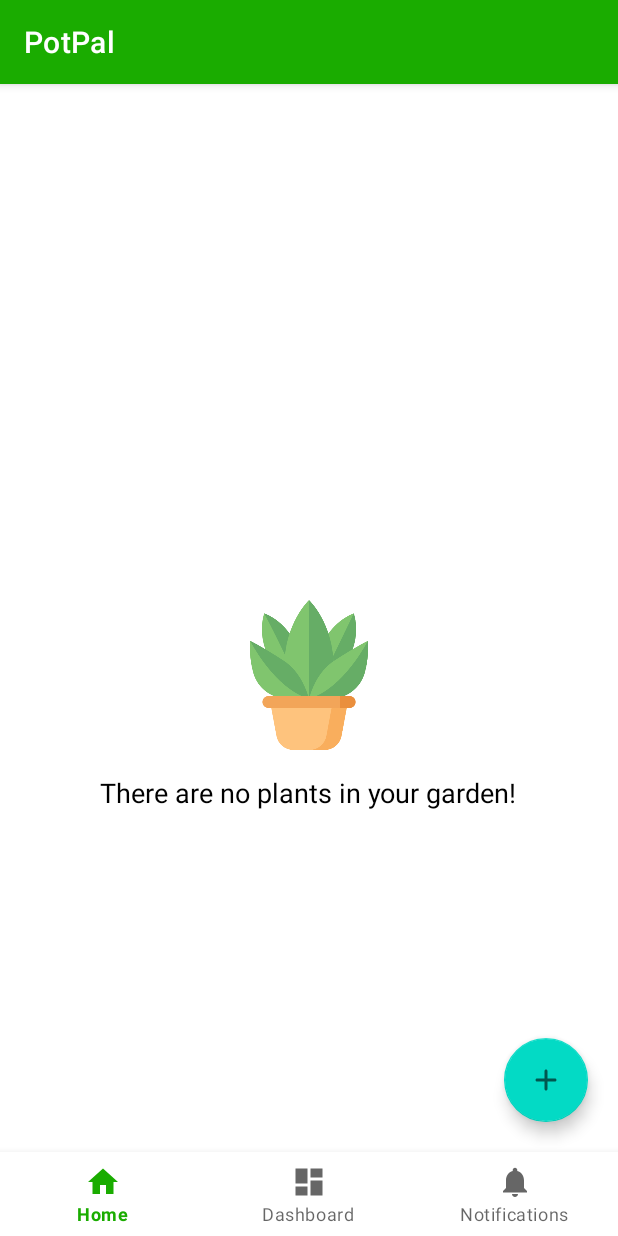
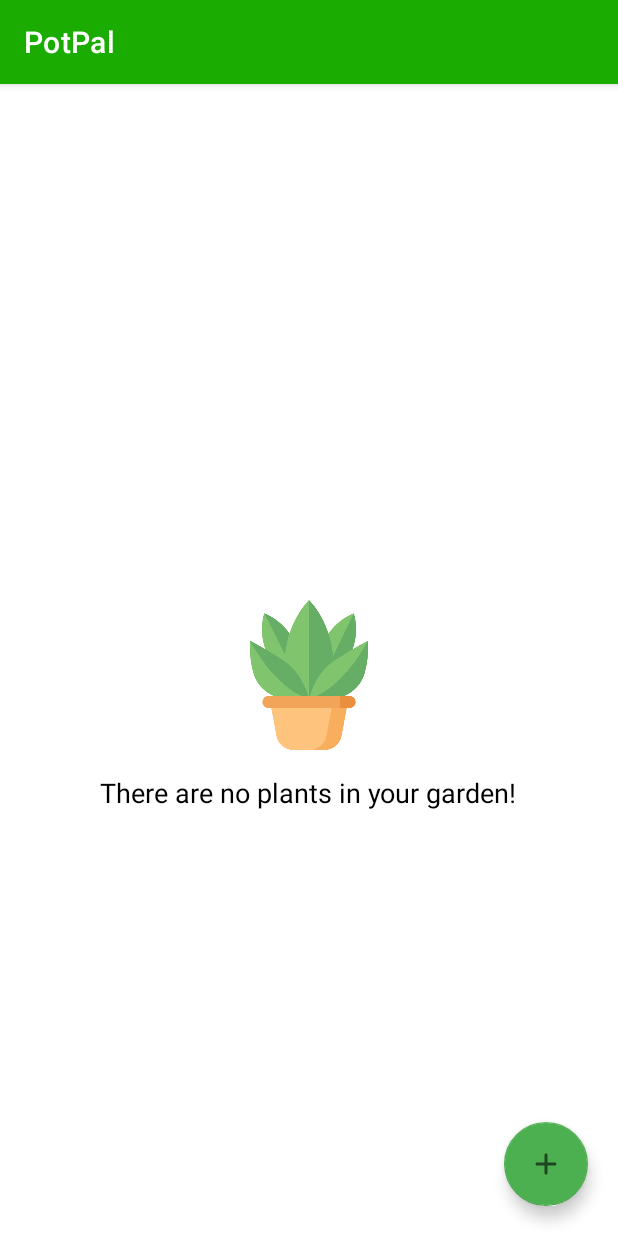
Before and after one commit to liucijaad/plantApp, an Android app: the screen it shows after launch (MainActivity), on a phone screen of 412 x 824 dp. Run offline under Robolectric (Android 15) with nearby library versions, the phone set to English and light mode, and no system bars; pictures from the network do not load.

Commit message:
Removed placeholder menu. Added the ability to choose photos from gallery.

```diff
--- a/code/PotPal/app/src/main/res/layout/activity_main.xml
+++ b/code/PotPal/app/src/main/res/layout/activity_main.xml
@@ -6,14 +6,6 @@
     android:layout_width="match_parent"
     android:layout_height="match_parent"
     android:paddingTop="20dp">
-
-    <com.google.android.material.bottomnavigation.BottomNavigationView
-        android:id="@+id/nav_view"
-        android:layout_width="match_parent"
-        android:layout_height="wrap_content"
-        android:layout_alignParentBottom="true"
-        android:background="?android:attr/windowBackground"
-        app:menu="@menu/bottom_nav_menu" />
 
     <RelativeLayout
         android:id="@+id/placeholderLayout"
@@ -47,14 +39,14 @@
         android:layout_alignParentEnd="true"
         android:layout_marginEnd="20dp"
         android:layout_marginBottom="20dp"
-        android:layout_above="@id/nav_view"
-        android:src="@drawable/ic_add" />
+        android:layout_alignParentBottom="true"
+        android:src="@drawable/ic_add"
+        app:backgroundTint="@color/green"/>
 
     <androidx.recyclerview.widget.RecyclerView
         android:id="@+id/plantsRecView"
         android:layout_width="match_parent"
         android:layout_height="match_parent"
-        android:layout_above="@id/nav_view"
         android:layout_marginBottom="50dp"
         android:divider="@android:color/darker_gray"
         android:dividerHeight="1dp" />
--- a/code/PotPal/app/src/main/res/menu/bottom_nav_menu.xml
+++ /dev/null
@@ -1,19 +0,0 @@
-<?xml version="1.0" encoding="utf-8"?>
-<menu xmlns:android="http://schemas.android.com/apk/res/android">
-
-    <item
-        android:id="@+id/navigation_home"
-        android:icon="@drawable/ic_home_black_24dp"
-        android:title="@string/title_home" />
-
-    <item
-        android:id="@+id/navigation_dashboard"
-        android:icon="@drawable/ic_dashboard_black_24dp"
-        android:title="@string/title_dashboard" />
-
-    <item
-        android:id="@+id/navigation_notifications"
-        android:icon="@drawable/ic_notifications_black_24dp"
-        android:title="@string/title_notifications" />
-
-</menu>
```
Also changed, not shown: code/PotPal/app/src/main/java/ie/dcu/potpal/MainActivity.java (+63 -10 lines).
